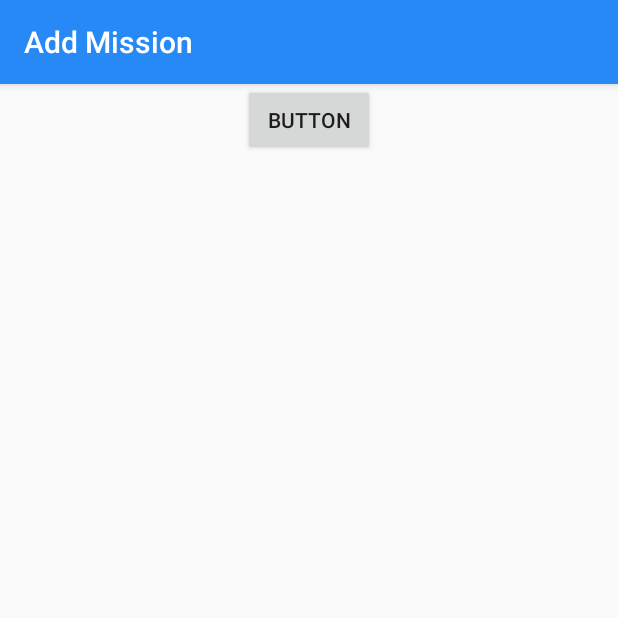
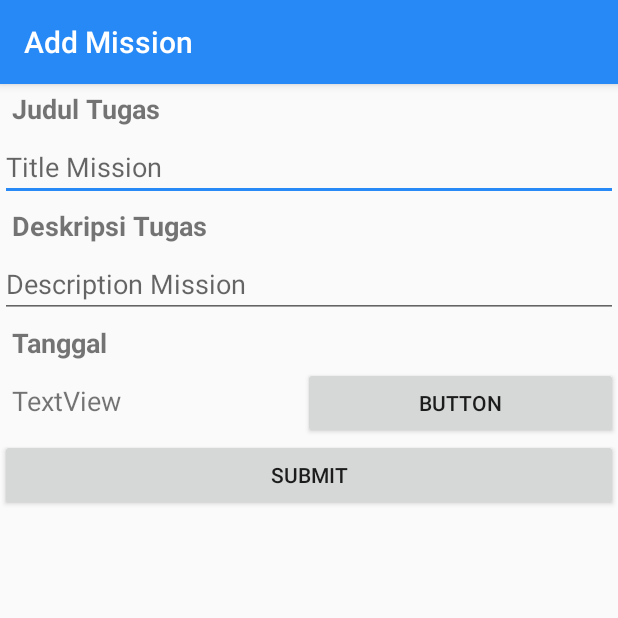
Before and after one commit to andifauzy7/Your-Mission, an Android app: the screen it shows after launch (addTask), after a tap on an icon or button, on a phone screen of 412 x 824 dp, the top half of it. Run offline under Robolectric (Android 15) with nearby library versions, the light colour scheme and no system bars.

Commit message:
Sudah bisa return nilai dari Activity, Namun masih berupa Log. Menambah Date Picker untuk add Tugas.

```diff
--- a/src/main/java/com/example/yourmission/MainActivity.java
+++ b/src/main/java/com/example/yourmission/MainActivity.java
@@ -5,6 +5,7 @@ import androidx.appcompat.app.AppCompatActivity;
 import androidx.recyclerview.widget.LinearLayoutManager;
 import androidx.recyclerview.widget.RecyclerView;
 
+import android.app.Activity;
 import android.content.Intent;
 import android.os.Bundle;
 import android.view.View;
@@ -15,6 +16,8 @@ import com.google.android.material.floatingactionbutton.FloatingActionButton;
 import java.util.ArrayList;
 
 public class MainActivity extends AppCompatActivity {
+    public static final int REQUEST_CODE_GETMESSAGE = 1;
+
     FloatingActionButton addButton;
     private RecyclerView rvTask;
     private ArrayList<Task> list = new ArrayList<>();
@@ -34,7 +37,8 @@ public class MainActivity extends AppCompatActivity {
             @Override
             public void onClick(View v) {
                 Intent moveIntent = new Intent(MainActivity.this, addTask.class);
-                startActivity(moveIntent);
+                startActivityForResult(moveIntent, REQUEST_CODE_GETMESSAGE);
+                //startActivity(moveIntent);
             }
         });
     }
@@ -44,4 +48,16 @@ public class MainActivity extends AppCompatActivity {
         CardViewTaskAdapter cardViewHeroAdapter = new CardViewTaskAdapter(list);
         rvTask.setAdapter(cardViewHeroAdapter);
     }
+
+    @Override
+    protected void onActivityResult(int requestCode, int resultCode, @Nullable Intent data) {
+        switch (requestCode){
+            case REQUEST_CODE_GETMESSAGE:
+                if(resultCode==Activity.RESULT_OK){
+                    Toast.makeText(this, "Mantul",Toast.LENGTH_LONG).show();
+                } else {
+                    Toast.makeText(this, "Mencet tombol back",Toast.LENGTH_LONG).show();
+                }
+        }
+    }
 }
--- a/src/main/java/com/example/yourmission/addTask.java
+++ b/src/main/java/com/example/yourmission/addTask.java
@@ -2,19 +2,74 @@ package com.example.yourmission;
 
 import androidx.appcompat.app.AppCompatActivity;
 
+import android.app.Activity;
+import android.app.DatePickerDialog;
 import android.content.Intent;
 import android.os.Bundle;
 import android.view.View;
 import android.widget.Button;
+import android.widget.DatePicker;
+import android.widget.EditText;
+import android.widget.TextView;
+
+import java.text.SimpleDateFormat;
+import java.util.BitSet;
+import java.util.Calendar;
+import java.util.Date;
+import java.util.Locale;
 
 public class addTask extends AppCompatActivity {
 
     @Override
     protected void onCreate(Bundle savedInstanceState) {
         setTitle("Add Mission");
-
-        Button submitData = findViewById(R.id.submitData);
         super.onCreate(savedInstanceState);
         setContentView(R.layout.activity_add_task);
+
+        setupDateButton();
+        setupSubmitButton();
     }
+
+    private void setupDateButton(){
+        Button datePicker  = (Button)findViewById(R.id.datePicker);
+        final TextView dateView = (TextView)findViewById(R.id.dateView);
+
+        datePicker.setOnClickListener(new View.OnClickListener() {
+            @Override
+            public void onClick(View v) {
+                Calendar newCalendar = Calendar.getInstance();
+                DatePickerDialog datePickerDialog = new DatePickerDialog(addTask.this, new DatePickerDialog.OnDateSetListener() {
+                    @Override
+                    public void onDateSet(DatePicker view, int year, int monthOfYear, int dayOfMonth) {
+                        Calendar newDate = Calendar.getInstance();
+                        newDate.set(year, monthOfYear, dayOfMonth);
+                        SimpleDateFormat dateFormatter = new SimpleDateFormat("dd-MMM-yyyy", Locale.US);
+                        dateView.setText(dateFormatter.format(newDate.getTime()).toUpperCase());
+                    }
+
+                },newCalendar.get(Calendar.YEAR), newCalendar.get(Calendar.MONTH), newCalendar.get(Calendar.DAY_OF_MONTH));
+
+                datePickerDialog.show();
+            }
+        });
+    }
+
+    private void setupSubmitButton(){
+        Button btn = (Button)findViewById(R.id.submitData);
+        btn.setOnClickListener(new View.OnClickListener() {
+            @Override
+            public void onClick(View v) {
+                // Extract data.
+                // String sNamaTugas  = namaTugas.getText().toString();
+                // String sDescTugas  = descTugas.getText().toString();
+
+
+                // Pass data.
+                Intent moveIntent = new Intent();
+                setResult(Activity.RESULT_OK, moveIntent);
+                finish();
+            }
+        });
+    }
+
 }
--- a/src/main/res/layout/activity_add_task.xml
+++ b/src/main/res/layout/activity_add_task.xml
@@ -6,11 +6,94 @@
     android:layout_height="match_parent"
     tools:context=".addTask">
 
+    <TextView
+        android:id="@+id/namaTugas"
+        android:layout_width="match_parent"
+        android:layout_height="wrap_content"
+        android:layout_marginLeft="8dp"
+        android:layout_marginTop="4dp"
+        android:layout_marginRight="8dp"
+        android:layout_marginBottom="4dp"
+        android:text="Judul Tugas"
+        android:textAllCaps="false"
+        android:textSize="18sp"
+        android:textStyle="bold" />
+
+    <EditText
+        android:id="@+id/txNamaTugas"
+        android:layout_width="match_parent"
+        android:layout_height="wrap_content"
+        android:layout_below="@id/namaTugas"
+        android:ems="10"
+        android:hint="Title Mission"
+        android:inputType="textPersonName" />
+
+    <TextView
+        android:id="@+id/descTugas"
+        android:layout_width="match_parent"
+        android:layout_height="wrap_content"
+        android:layout_below="@id/txNamaTugas"
+        android:layout_marginLeft="8dp"
+        android:layout_marginTop="4dp"
+        android:layout_marginRight="8dp"
+        android:layout_marginBottom="4dp"
+        android:text="Deskripsi Tugas"
+        android:textAllCaps="false"
+        android:textSize="18sp"
+        android:textStyle="bold" />
+
+    <EditText
+        android:id="@+id/txDescTugas"
+        android:layout_width="match_parent"
+        android:layout_height="wrap_content"
+        android:layout_below="@id/descTugas"
+        android:ems="10"
+        android:hint="Description Mission"
+        android:inputType="textPersonName" />
+
+    <TextView
+        android:id="@+id/tanggalTugas"
+        android:layout_width="match_parent"
+        android:layout_height="wrap_content"
+        android:layout_below="@id/txDescTugas"
+        android:layout_marginLeft="8dp"
+        android:layout_marginTop="4dp"
+        android:layout_marginRight="8dp"
+        android:layout_marginBottom="4dp"
+        android:text="Tanggal"
+        android:textAllCaps="false"
+        android:textSize="18sp"
+        android:textStyle="bold" />
+
+    <LinearLayout
+        android:id="@+id/Tanggal"
+        android:layout_width="match_parent"
+        android:layout_height="wrap_content"
+        android:layout_below="@id/tanggalTugas"
+        android:orientation="horizontal">
+
+        <TextView
+            android:id="@+id/dateView"
+            android:layout_width="wrap_content"
+            android:layout_height="wrap_content"
+            android:layout_marginLeft="8dp"
+            android:layout_weight="1"
+            android:text="TextView"
+            android:textSize="18sp" />
+
+        <Button
+            android:id="@+id/datePicker"
+            android:layout_width="wrap_content"
+            android:layout_height="wrap_content"
+            android:layout_weight="1"
+            android:text="Button" />
+    </LinearLayout>
+
     <Button
         android:id="@+id/submitData"
-        android:layout_width="wrap_content"
+        android:layout_width="match_parent"
         android:layout_height="wrap_content"
-        android:layout_alignParentTop="true"
-        android:layout_centerHorizontal="true"
-        android:text="Button" />
+        android:layout_below="@id/Tanggal"
+        android:text="SUBMIT" />
+
 </RelativeLayout>
```
